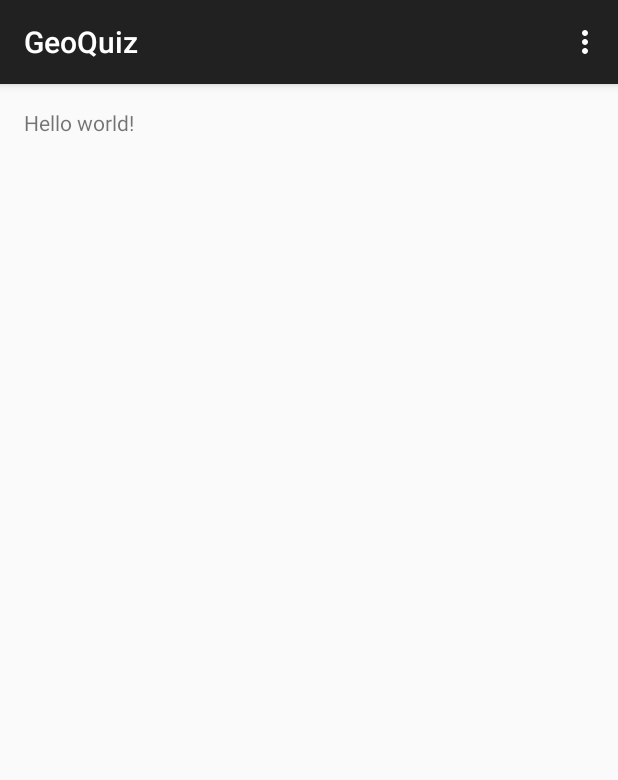
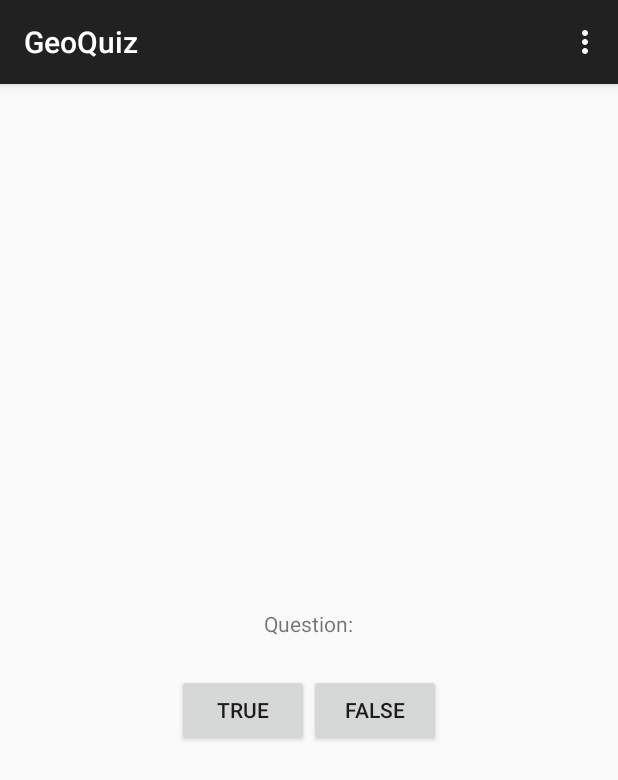
Before and after one commit to niranjanr/furry-computing-machine, an Android app: the screen it shows after launch (QuizActivity), on a phone screen of 412 x 824 dp. Shown: the top 780 px of the screen. Run offline under Robolectric (Android 15) with nearby library versions, the phone set to English and light mode, and no system bars.

Commit message:
Initial layout

```diff
--- a/android_apps/GeoQuiz/GeoQuiz/src/main/res/layout/activity_quiz.xml
+++ b/android_apps/GeoQuiz/GeoQuiz/src/main/res/layout/activity_quiz.xml
@@ -1,16 +1,28 @@
-<RelativeLayout xmlns:android="http://schemas.android.com/apk/res/android"
-    xmlns:tools="http://schemas.android.com/tools"
-    android:layout_width="match_parent"
-    android:layout_height="match_parent"
-    android:paddingLeft="@dimen/activity_horizontal_margin"
-    android:paddingRight="@dimen/activity_horizontal_margin"
-    android:paddingTop="@dimen/activity_vertical_margin"
-    android:paddingBottom="@dimen/activity_vertical_margin"
-    tools:context="com.nr.android.geoquiz.QuizActivity">
+<LinearLayout xmlns:android="http://schemas.android.com/apk/res-android"
+    xmlns:android1="http://schemas.android.com/apk/res/android"
+    android1:gravity="center"
+    android1:orientation="vertical"
+    android1:layout_width="fill_parent"
+    android1:layout_height="fill_parent">
 
     <TextView
-        android:text="@string/hello_world"
-        android:layout_width="wrap_content"
-        android:layout_height="wrap_content" />
+        android1:layout_width="wrap_content"
+        android1:layout_height="wrap_content"
+        android1:padding="24dp"
+        android1:text="@string/question_text"/>
 
-</RelativeLayout>
+    <LinearLayout
+        android1:layout_width="wrap_content"
+        android1:layout_height="wrap_content"
+        android1:orientation="horizontal">
+
+        <Button
+            android1:layout_width="wrap_content"
+            android1:layout_height="wrap_content"
+            android1:text="@string/true_button"/>
+        <Button
+            android1:layout_width="wrap_content"
+            android1:layout_height="wrap_content"
+            android1:text="@string/false_button"/>
+    </LinearLayout>
+</LinearLayout>
--- a/android_apps/GeoQuiz/GeoQuiz/src/main/res/values/strings.xml
+++ b/android_apps/GeoQuiz/GeoQuiz/src/main/res/values/strings.xml
@@ -4,5 +4,8 @@
     <string name="app_name">GeoQuiz</string>
     <string name="hello_world">Hello world!</string>
     <string name="action_settings">Settings</string>
+    <string name="question_text">Question:</string>
+    <string name="true_button">True</string>
+    <string name="false_button">False</string>
 
 </resources>
```
